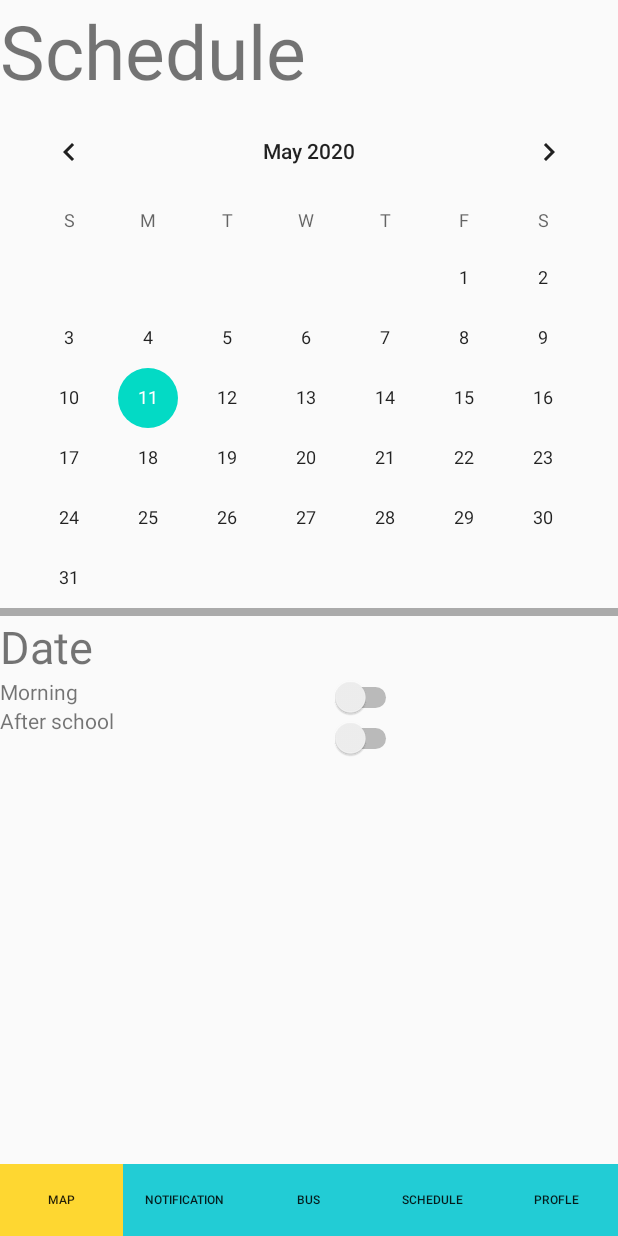
After one commit to teeratton/Parent_Application_RoadRongRean, an Android app: the ScheduleActivity screen opened directly, with no data from a screen before it, on a phone screen of 412 x 824 dp. The commit adds this screen. Run offline under Robolectric (Android 15) with nearby library versions, the phone set to English and light mode, and no system bars; our stand-ins replace Firebase (no records; nobody signed in at launch, a user with empty details on screens opened directly).

Commit message:
update schedule activity

```diff
--- /dev/null
+++ b/app/src/main/java/com/teerat/parent_map/ScheduleActivity.java
@@ -0,0 +1,85 @@
+package com.teerat.parent_map;
+
+import android.os.Bundle;
+import android.util.Log;
+import android.widget.CalendarView;
+import android.widget.CompoundButton;
+import android.widget.ImageView;
+import android.widget.Switch;
+import android.widget.TextView;
+
+import androidx.annotation.NonNull;
+import androidx.annotation.Nullable;
+import androidx.appcompat.app.AppCompatActivity;
+
+import com.google.firebase.firestore.DocumentReference;
+import com.google.firebase.firestore.FieldValue;
+import com.google.firebase.firestore.FirebaseFirestore;
+import com.google.firebase.firestore.CollectionReference;
+
+
+public class ScheduleActivity extends AppCompatActivity {
+
+    private CalendarView calendar_view;
+    private TextView date_textView;
+    private Switch morning_switch;
+    private Switch afternoon_switch;
+    private String date;
+    private FirebaseFirestore db = FirebaseFirestore.getInstance();
+    private CollectionReference studentRef = db.collection("student");
+
+
+
+
+
+
+    @Override
+    protected void onCreate(@Nullable Bundle savedInstanceState) {
+        super.onCreate(savedInstanceState);
+        setContentView(R.layout.activity_schedule);
+        calendar_view = (CalendarView) findViewById(R.id.calendar);
+        date_textView = (TextView) findViewById(R.id.dateTextView);
+        morning_switch = (Switch) findViewById(R.id.morningSwitch);
+        afternoon_switch = (Switch) findViewById(R.id.afternoonSwitch);
+
+
+        calendar_view.setOnDateChangeListener(new CalendarView.OnDateChangeListener() {
+            @Override
+            public void onSelectedDayChange(@NonNull CalendarView view, int year, int month, int dayOfMonth) {
+                date = dayOfMonth + "-" + month+1 + "-" + year;
+                Log.d("test", date);
+                date_textView.setText(date);
+            }
+        });
+
+        morning_switch.setOnCheckedChangeListener(new CompoundButton.OnCheckedChangeListener() {
+            @Override
+            public void onCheckedChanged(CompoundButton buttonView, boolean isChecked) {
+                if (isChecked) {
+                    date_textView.setText(date + "checked");
+                    String schedule = date +"|MORNING";
+                    updateSchedule(schedule);
+
+                } else {
+                    date_textView.setText(date + "not check");
+                }
+            }
+        });
+
+        afternoon_switch.setOnCheckedChangeListener(new CompoundButton.OnCheckedChangeListener() {
+            @Override
+            public void onCheckedChanged(CompoundButton buttonView, boolean isChecked) {
+                if (isChecked) {
+                    date_textView.setText(date + "checked");
+
+                } else {
+                    date_textView.setText(date + "not check");
+                }
+            }
+        });
+
+    }
+    private void updateSchedule(String schedule){
+        studentRef.document("1").update("Absent", FieldValue.arrayUnion(schedule));
+    }
+}
--- a/app/src/main/res/layout/activity_schedule.xml
+++ b/app/src/main/res/layout/activity_schedule.xml
@@ -10,6 +10,7 @@
         android:text="Schedule"
         android:textSize="50sp" />
     <CalendarView
+        android:id="@+id/calendar"
         android:layout_width="match_parent"
         android:layout_height="wrap_content" />
     <View
@@ -17,6 +18,7 @@
         android:layout_height="5dp"
         android:background="@android:color/darker_gray" />
     <TextView
+        android:id="@+id/dateTextView"
         android:layout_width="match_parent"
         android:layout_height="wrap_content"
         android:text="Date"
@@ -53,10 +55,12 @@
             android:orientation="vertical">
 
             <Switch
+                android:id="@+id/morningSwitch"
                 android:layout_width="wrap_content"
                 android:layout_height="wrap_content"/>
 
             <Switch
+                android:id="@+id/afternoonSwitch"
                 android:layout_width="wrap_content"
                 android:layout_height="wrap_content"/>
 
```
Also changed, not shown: app/src/main/AndroidManifest.xml (+7 -0 lines).
